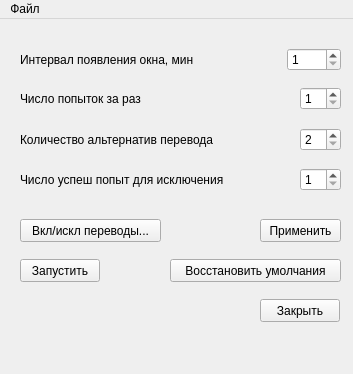
First picture: the form in mainwindow.ui, repository makar224/LexNew, before the edit.
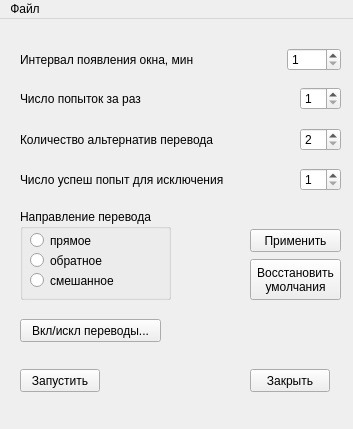
Second picture: the form after the edit.

Commit message: Add translation direction setting (RadioBox in ui)

Patch:
```diff
--- a/mainwindow.ui
+++ b/mainwindow.ui
@@ -7,7 +7,7 @@
     <x>0</x>
     <y>0</y>
     <width>353</width>
-    <height>374</height>
+    <height>429</height>
    </rect>
   </property>
   <property name="windowTitle">
@@ -17,8 +17,8 @@
    <widget class="QPushButton" name="closeButton">
     <property name="geometry">
      <rect>
-      <x>260</x>
-      <y>280</y>
+      <x>250</x>
+      <y>350</y>
       <width>80</width>
       <height>23</height>
      </rect>
@@ -31,7 +31,7 @@
     <property name="geometry">
      <rect>
       <x>20</x>
-      <y>240</y>
+      <y>350</y>
       <width>80</width>
       <height>23</height>
      </rect>
@@ -88,21 +88,22 @@
    <widget class="QPushButton" name="restoreDefaultsButton">
     <property name="geometry">
      <rect>
-      <x>170</x>
+      <x>250</x>
       <y>240</y>
-      <width>171</width>
-      <height>23</height>
+      <width>91</width>
+      <height>41</height>
      </rect>
     </property>
     <property name="text">
-     <string>Восстановить умолчания</string>
+     <string>Восстановить 
+умолчания</string>
     </property>
    </widget>
    <widget class="QPushButton" name="moveTranslationsButton">
     <property name="geometry">
      <rect>
       <x>20</x>
-      <y>200</y>
+      <y>300</y>
       <width>141</width>
       <height>23</height>
      </rect>
@@ -114,9 +115,9 @@
    <widget class="QPushButton" name="applyButton">
     <property name="geometry">
      <rect>
-      <x>260</x>
-      <y>200</y>
-      <width>81</width>
+      <x>250</x>
+      <y>210</y>
+      <width>91</width>
       <height>23</height>
      </rect>
     </property>
@@ -250,6 +251,58 @@
      </item>
     </layout>
    </widget>
+   <widget class="QGroupBox" name="trDirectionGroupBox">
+    <property name="geometry">
+     <rect>
+      <x>20</x>
+      <y>190</y>
+      <width>151</width>
+      <height>91</height>
+     </rect>
+    </property>
+    <property name="title">
+     <string>Направление перевода</string>
+    </property>
+    <widget class="QRadioButton" name="forwardRadioButton">
+     <property name="geometry">
+      <rect>
+       <x>10</x>
+       <y>20</y>
+       <width>96</width>
+       <height>23</height>
+      </rect>
+     </property>
+     <property name="text">
+      <string>прямое</string>
+     </property>
+    </widget>
+    <widget class="QRadioButton" name="backwardRadioButton">
+     <property name="geometry">
+      <rect>
+       <x>10</x>
+       <y>40</y>
+       <width>96</width>
+       <height>23</height>
+      </rect>
+     </property>
+     <property name="text">
+      <string>обратное</string>
+     </property>
+    </widget>
+    <widget class="QRadioButton" name="mixedRadioButton">
+     <property name="geometry">
+      <rect>
+       <x>10</x>
+       <y>60</y>
+       <width>96</width>
+       <height>23</height>
+      </rect>
+     </property>
+     <property name="text">
+      <string>смешанное</string>
+     </property>
+    </widget>
+   </widget>
   </widget>
   <widget class="QMenuBar" name="menubar">
    <property name="geometry">
```
The commit also changes 4 other files.
